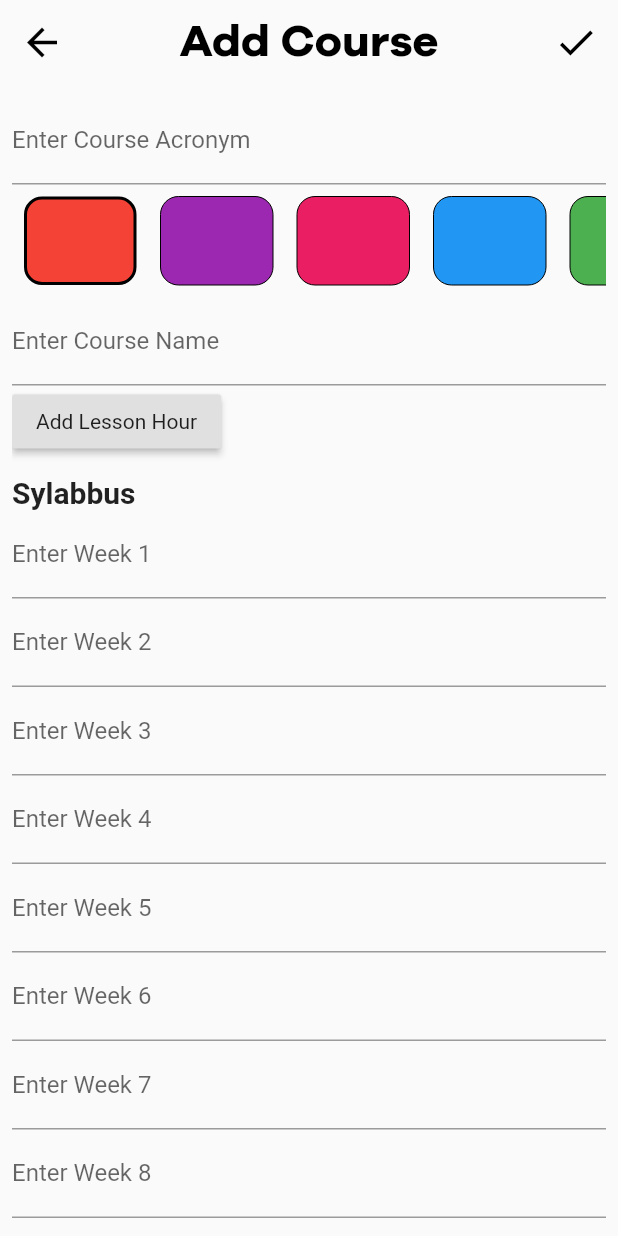
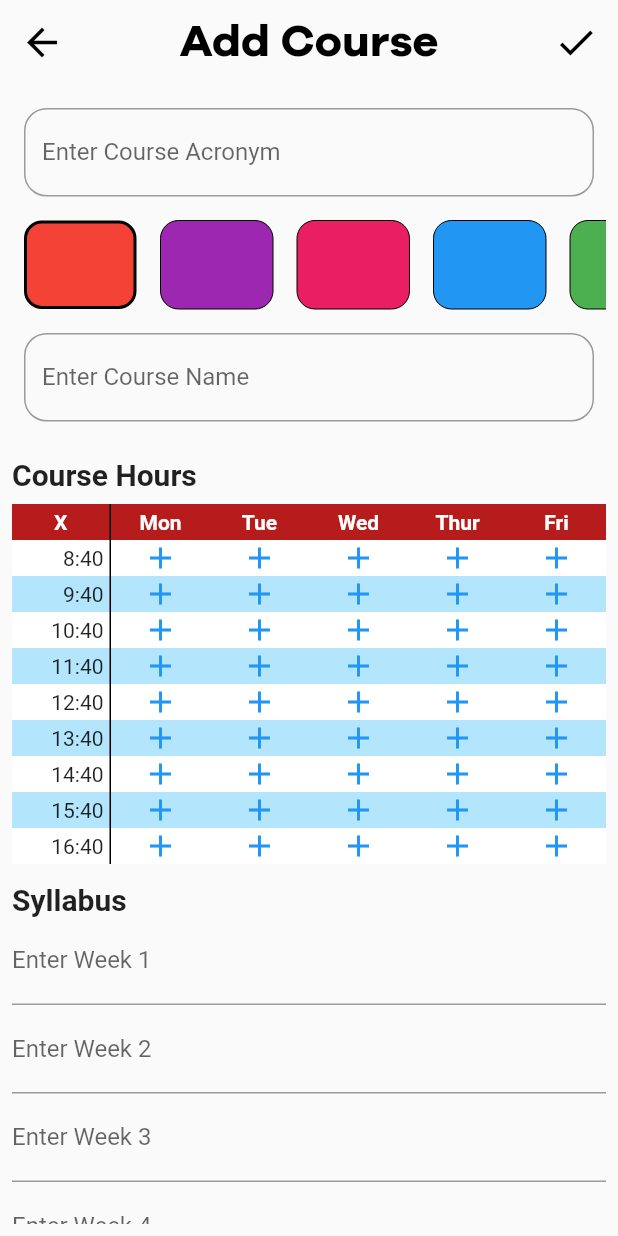
Before and after one commit to utarit/metu_buddy, a Flutter app: the CourseEditScreen screen opened directly, on a phone screen of 412 x 824 dp. Run offline on Flutter 3.47's test engine with Material 2 defaults, Android fonts, the phone set to English and light mode, and no system bars; our stand-ins replace flutter_datetime_picker, hive; accounts and stored records are empty; network calls fail; statements that could not run were skipped.

Commit message:
Add improved hour selection

```diff
--- a/lib/screens/course_edit_screen.dart
+++ b/lib/screens/course_edit_screen.dart
@@ -1,7 +1,6 @@
 import 'package:flutter/material.dart';
 import 'package:hive/hive.dart';
 import 'package:metu_buddy/models/course.dart';
-import 'package:metu_buddy/utils/common_functions.dart';
 
 class CourseEditScreen extends StatefulWidget {
   final Course course;
@@ -17,8 +16,6 @@ class _CourseEditScreenState extends State<CourseEditScreen> {
   final courseNameController = TextEditingController();
   List<TextEditingController> syllabusControllerList;
   List<CourseTime> lessonHours;
-  int _tmpHour;
-  int _tmpDay;
   int _selectedColor = 0;
   bool loaded = false;
 
@@ -34,94 +31,94 @@ class _CourseEditScreenState extends State<CourseEditScreen> {
     Colors.lime.value
   ];
 
-  _showBottomSheet(context) {
-    showModalBottomSheet(
-        context: context,
-        isScrollControlled: true,
-        builder: (BuildContext bc) {
-          return StatefulBuilder(
-              builder: (BuildContext context, StateSetter setModalState) {
-            return Container(
-              padding: EdgeInsets.all(16.0),
-              child: Column(
-                mainAxisSize: MainAxisSize.min,
-                children: <Widget>[
-                  Row(
-                    crossAxisAlignment: CrossAxisAlignment.start,
-                    mainAxisSize: MainAxisSize.min,
-                    children: <Widget>[
-                      Expanded(
-                        child: Column(
-                          mainAxisSize: MainAxisSize.min,
-                          crossAxisAlignment: CrossAxisAlignment.start,
-                          children: <Widget>[
-                                Text("Day",
-                                    style: TextStyle(
-                                        fontSize: 20,
-                                        fontWeight: FontWeight.bold))
-                              ] +
-                              days
-                                  .map((t) => RadioListTile<int>(
-                                        title: Text("${t.text}"),
-                                        groupValue: _tmpDay,
-                                        value: t.index,
-                                        onChanged: (val) {
-                                          setModalState(() {
-                                            _tmpDay = val;
-                                            // print(_tmpDay);
-                                          });
-                                        },
-                                      ))
-                                  .toList(),
-                        ),
-                      ),
-                      Expanded(
-                        child: Column(
-                          crossAxisAlignment: CrossAxisAlignment.start,
-                          mainAxisSize: MainAxisSize.min,
-                          children: <Widget>[
-                                Text("Hour",
-                                    style: TextStyle(
-                                        fontSize: 20,
-                                        fontWeight: FontWeight.bold))
-                              ] +
-                              hours
-                                  .map((t) => RadioListTile<int>(
-                                        title: Text("${t.text}"),
-                                        groupValue: _tmpHour,
-                                        value: t.index,
-                                        onChanged: (val) {
-                                          setModalState(() {
-                                            _tmpHour = val;
-                                            // print(_tmpHour);
-                                          });
-                                        },
-                                      ))
-                                  .toList(),
-                        ),
-                      ),
-                    ],
-                  ),
-                  RaisedButton(
-                    child: Text("Add"),
-                    onPressed: () {
-                      if (_tmpDay != null && _tmpHour != null) {
-                        CourseTime courseTime =
-                            CourseTime(day: _tmpDay, hour: _tmpHour);
-                        setState(() {
-                          lessonHours.add(courseTime);
-                        });
-                      }
+  // _showBottomSheet(context) {
+  //   showModalBottomSheet(
+  //       context: context,
+  //       isScrollControlled: true,
+  //       builder: (BuildContext bc) {
+  //         return StatefulBuilder(
+  //             builder: (BuildContext context, StateSetter setModalState) {
+  //           return Container(
+  //             padding: EdgeInsets.all(16.0),
+  //             child: Column(
+  //               mainAxisSize: MainAxisSize.min,
+  //               children: <Widget>[
+  //                 Row(
+  //                   crossAxisAlignment: CrossAxisAlignment.start,
+  //                   mainAxisSize: MainAxisSize.min,
+  //                   children: <Widget>[
+  //                     Expanded(
+  //                       child: Column(
+  //                         mainAxisSize: MainAxisSize.min,
+  //                         crossAxisAlignment: CrossAxisAlignment.start,
+  //                         children: <Widget>[
+  //                               Text("Day",
+  //                                   style: TextStyle(
+  //                                       fontSize: 20,
+  //                                       fontWeight: FontWeight.bold))
+  //                             ] +
+  //                             days
+  //                                 .map((t) => RadioListTile<int>(
+  //                                       title: Text("${t.text}"),
+  //                                       groupValue: _tmpDay,
+  //                                       value: t.index,
+  //                                       onChanged: (val) {
+  //                                         setModalState(() {
+  //                                           _tmpDay = val;
+  //                                           // print(_tmpDay);
+  //                                         });
+  //                                       },
+  //                                     ))
+  //                                 .toList(),
+  //                       ),
+  //                     ),
+  //                     Expanded(
+  //                       child: Column(
+  //                         crossAxisAlignment: CrossAxisAlignment.start,
+  //                         mainAxisSize: MainAxisSize.min,
+  //                         children: <Widget>[
+  //                               Text("Hour",
+  //                                   style: TextStyle(
+  //                                       fontSize: 20,
+  //                                       fontWeight: FontWeight.bold))
+  //                             ] +
+  //                             hours
+  //                                 .map((t) => RadioListTile<int>(
+  //                                       title: Text("${t.text}"),
+  //                                       groupValue: _tmpHour,
+  //                                       value: t.index,
+  //                                       onChanged: (val) {
+  //                                         setModalState(() {
+  //                                           _tmpHour = val;
+  //                                           // print(_tmpHour);
+  //                                         });
+  //                                       },
+  //                                     ))
+  //                                 .toList(),
+  //                       ),
+  //                     ),
+  //                   ],
+  //                 ),
+  //                 RaisedButton(
+  //                   child: Text("Add"),
+  //                   onPressed: () {
+  //                     if (_tmpDay != null && _tmpHour != null) {
+  //                       CourseTime courseTime =
+  //                           CourseTime(day: _tmpDay, hour: _tmpHour);
+  //                       setState(() {
+  //                         lessonHours.add(courseTime);
+  //                       });
+  //                     }
 
-                      Navigator.pop(context);
-                    },
-                  )
-                ],
-              ),
-            );
-          });
-        });
-  }
+  //                     Navigator.pop(context);
+  //                   },
+  //                 )
+  //               ],
+  //             ),
+  //           );
+  //         });
+  //       });
+  // }
 
   @override
   void initState() {
@@ -163,7 +160,7 @@ class _CourseEditScreenState extends State<CourseEditScreen> {
 
   @override
   Widget build(BuildContext context) {
-    if(!loaded) {
+    if (!loaded) {
       return Scaffold();
     } else {
       return Scaffold(
@@ -212,17 +209,27 @@ class _CourseEditScreenState extends State<CourseEditScreen> {
                 child: Column(
                   crossAxisAlignment: CrossAxisAlignment.start,
                   children: <Widget>[
-                  widget.course == null
+                    Padding(
+                      padding: const EdgeInsets.all(8.0),
+                      child: widget.course == null
                           ? TextFormField(
                               controller: courseAcronymController,
-                          decoration: InputDecoration(
-                              labelText: 'Enter Course Acronym'),
+                              decoration: new InputDecoration(
+                                labelText: "Enter Course Acronym",
+                                fillColor: Colors.white,
+                                border: new OutlineInputBorder(
+                                  borderRadius: new BorderRadius.circular(15.0),
+                                  borderSide: new BorderSide(),
+                                ),
+                                //fillColor: Colors.green
+                              ),
                               validator: (value) {
                                 if (value.isEmpty) {
                                   return 'Please enter some text';
                                 } else if (value.length > 7) {
                                   return 'Acronym cannot be longer that 7 character';
-                            } else if(Hive.box("courses").containsKey(value.toUpperCase())){
+                                } else if (Hive.box("courses")
+                                    .containsKey(value.toUpperCase())) {
                                   return "This course is already in your program";
                                 }
                                 return null;
@@ -235,6 +242,7 @@ class _CourseEditScreenState extends State<CourseEditScreen> {
                                 fontSize: 25,
                                 fontWeight: FontWeight.bold,
                                 color: Colors.black,
+                              ),
                             ),
                     ),
                     SizedBox(
@@ -265,9 +273,18 @@ class _CourseEditScreenState extends State<CourseEditScreen> {
                         },
                       ),
                     ),
-                  TextFormField(
+                    Padding(
+                      padding: const EdgeInsets.all(8.0),
+                      child: TextFormField(
                         controller: courseNameController,
-                    decoration: InputDecoration(labelText: 'Enter Course Name'),
+                        decoration: new InputDecoration(
+                          labelText: "Enter Course Name",
+                          fillColor: Colors.white,
+                          border: new OutlineInputBorder(
+                            borderRadius: new BorderRadius.circular(15.0),
+                            borderSide: new BorderSide(),
+                          ),
+                        ),
                         validator: (value) {
                           if (value.isEmpty) {
                             return 'Please enter some text';
@@ -277,56 +294,68 @@ class _CourseEditScreenState extends State<CourseEditScreen> {
                           return null;
                         },
                       ),
-                  Container(
-                    alignment: Alignment.topLeft,
-                    child: Column(
-                      crossAxisAlignment: CrossAxisAlignment.start,
-                      children:
-                          List.generate(lessonHours?.length ?? 0, (index) {
-                        return Padding(
-                          padding: const EdgeInsets.all(8.0),
-                          child: Row(
-                            children: <Widget>[
-                              RichText(
-                                text: TextSpan(
+                    ),
+                    // Container(
+                    //   alignment: Alignment.topLeft,
+                    //   child: Column(
+                    //     crossAxisAlignment: CrossAxisAlignment.start,
+                    //     children:
+                    //         List.generate(lessonHours?.length ?? 0, (index) {
+                    //       return Padding(
+                    //         padding: const EdgeInsets.all(8.0),
+                    //         child: Row(
+                    //           children: <Widget>[
+                    //             RichText(
+                    //               text: TextSpan(
+                    //                   style: TextStyle(
+                    //                       color: Colors.black, fontSize: 15),
+                    //                   children: [
+                    //                     TextSpan(
+                    //                         text: "Lesson ${index + 1}: ",
+                    //                         style: TextStyle(
+                    //                             fontWeight: FontWeight.bold)),
+                    //                     TextSpan(
+                    //                         text:
+                    //                             "${days[lessonHours[index].day - 1].text} ${hours[lessonHours[index].hour].text}"),
+                    //                   ]),
+                    //             ),
+                    //             IconButton(
+                    //               icon: Icon(Icons.delete),
+                    //               onPressed: () {
+                    //                 setState(() {
+                    //                   lessonHours.removeAt(index);
+                    //                 });
+                    //               },
+                    //             )
+                    //           ],
+                    //         ),
+                    //       );
+                    //     }),
+                    //   ),
+                    // ),
+                    Padding(
+                      padding: const EdgeInsets.only(top: 16, bottom: 8),
+                      child: Text(
+                        "Course Hours",
                         style: TextStyle(
-                                        color: Colors.black, fontSize: 15),
-                                    children: [
-                                      TextSpan(
-                                          text: "Lesson ${index + 1}: ",
-                                          style: TextStyle(
-                                              fontWeight: FontWeight.bold)),
-                                      TextSpan(
-                                          text:
-                                              "${days[lessonHours[index].day - 1].text} ${hours[lessonHours[index].hour].text}"),
-                                    ]),
-                              ),
-                              IconButton(
-                                icon: Icon(Icons.delete),
-                                onPressed: () {
-                                  setState(() {
-                                    lessonHours.removeAt(index);
-                                  });
-                                },
-                              )
-                            ],
-                          ),
-                        );
-                      }),
+                            fontSize: 20, fontWeight: FontWeight.bold),
                       ),
                     ),
-                  RaisedButton(
-                    child: Text("Add Lesson Hour"),
-                    onPressed: () {
-                      _showBottomSheet(context);
-                    },
-                  ),
+                    _buildHourSelectionTable(context),
+                    // RaisedButton(
+                    //   child: Text("Add Lesson Hour"),
+                    //   onPressed: () {
+                    //     _showBottomSheet(context);
+                    //   },
+                    // ),
                     SizedBox(
                       height: 12,
                     ),
-                  Text("Sylabbus",
+                    Text(
+                      "Syllabus",
                       style:
-                          TextStyle(fontSize: 20, fontWeight: FontWeight.bold)),
+                          TextStyle(fontSize: 20, fontWeight: FontWeight.bold),
+                    ),
                     Column(
                       children: List.generate(14, (index) {
                         return TextFormField(
@@ -371,4 +400,92 @@ class _CourseEditScreenState extends State<CourseEditScreen> {
       }
     }
   }
+
+  Widget _buildHourSelectionTable(context) {
+    List<TableRow> programList = [
+      TableRow(
+        decoration: BoxDecoration(
+          color: Colors.red[900],
+          //borderRadius: BorderRadius.vertical(top: Radius.circular(8.0)),
+        ),
+        children: ["X", "Mon", "Tue", "Wed", "Thur", "Fri"]
+            .map((day) => Container(
+                  decoration: BoxDecoration(
+                      border: Border(
+                          right: day == "X"
+                              ? BorderSide(width: 1)
+                              : BorderSide.none)),
+                  padding: const EdgeInsets.symmetric(
+                      vertical: 4.0, horizontal: 2.0),
+                  child: Center(
+                      child: Text(
+                    day,
+                    style: TextStyle(
+                        fontWeight: FontWeight.bold, color: Colors.white),
+                  )),
+                ))
+            .toList(),
+      )
+    ];
+
+    for (int hour = 0; hour < 9; hour++) {
+      TableRow row = TableRow(
+          decoration: BoxDecoration(
+              color: hour % 2 == 0 ? Colors.white : Colors.lightBlue[100]),
+          children: [
+            Container(
+              padding: const EdgeInsets.all(4.0),
+              alignment: Alignment.centerRight,
+              decoration:
+                  BoxDecoration(border: Border(right: BorderSide(width: 1))),
+              child: Text("${hour + 8}:40"),
+            )
+          ]);
+
+      // program = Program.empty();
+      // for (int i = 0; i < courses.length; i++) {
+      //   final course = courses.getAt(i) as Course;
+      //   program.addCourse(course);
+      // }
+
+      for (int i = 0; i < 5; i++) {
+        row.children.add(GestureDetector(
+          onTap: () {
+            setState(() {
+              final hourIndex = _hourIndex(hour, i + 1);
+              if (hourIndex >= 0) {
+                lessonHours.removeAt(hourIndex);
+              } else {
+                lessonHours.add(CourseTime(day: i + 1, hour: hour));
               }
+            });
+          },
+          child: _hourIndex(hour, i + 1) < 0
+              ? Container(
+                  child: Icon(Icons.add, color: Colors.blue),
+                  color: Colors.transparent,
+                )
+              : Container(
+                  child: Icon(Icons.check, color: Colors.white),
+                  color: Colors.greenAccent,
+                ),
+        ));
+      }
+      programList.add(row);
+    }
+
+    return Table(
+      children: programList,
+    );
+  }
+
+  int _hourIndex(int hour, int day) {
+    for (int i = 0; i < lessonHours.length; i++) {
+      if (lessonHours[i].hour == hour && lessonHours[i].day == day) {
+        return i;
+      }
+    }
+
+    return -1;
+  }
+}
--- a/lib/screens/deadline_edit_screen.dart
+++ b/lib/screens/deadline_edit_screen.dart
@@ -111,8 +111,8 @@ class _DeadlineEditScreenState extends State<DeadlineEditScreen> {
                                   child: Container(
                                       padding: EdgeInsets.all(12.0),
                                       color: index == _selectedCourseIndex
-                                          ? Colors.purple
-                                          : Colors.purple[300],
+                                          ? Color(course.color)
+                                          : Color(course.color).withOpacity(0.5),
                                       child: Row(
                                         crossAxisAlignment:
                                             CrossAxisAlignment.center,
```
Lines whose indentation alone changed are shown as unchanged.
